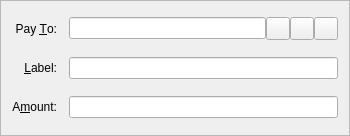
CoinBuild/AmsterdamCoin, file src/qt/forms/sendcoinsentry.ui: the form before one commit.
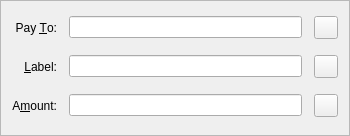
The form after the commit. Icons and pictures are not drawn. Custom widgets are drawn as their Qt base class.

What changed in the file:
```diff
--- a/src/qt/forms/sendcoinsentry.ui
+++ b/src/qt/forms/sendcoinsentry.ui
@@ -23,19 +23,6 @@
    <property name="spacing">
     <number>12</number>
    </property>
-   <item row="5" column="0">
-    <widget class="QLabel" name="label">
-     <property name="text">
-      <string>A&amp;mount:</string>
-     </property>
-     <property name="alignment">
-      <set>Qt::AlignRight|Qt::AlignTrailing|Qt::AlignVCenter</set>
-     </property>
-     <property name="buddy">
-      <cstring>payAmount</cstring>
-     </property>
-    </widget>
-   </item>
    <item row="3" column="0">
     <widget class="QLabel" name="label_2">
      <property name="text">
@@ -49,10 +36,20 @@
      </property>
     </widget>
    </item>
-   <item row="5" column="1">
-    <widget class="BitcoinAmountField" name="payAmount"/>
+   <item row="8" column="0">
+    <widget class="QLabel" name="label">
+     <property name="text">
+      <string>A&amp;mount:</string>
+     </property>
+     <property name="alignment">
+      <set>Qt::AlignRight|Qt::AlignTrailing|Qt::AlignVCenter</set>
+     </property>
+     <property name="buddy">
+      <cstring>payAmount</cstring>
+     </property>
+    </widget>
    </item>
-   <item row="4" column="0">
+   <item row="5" column="0">
     <widget class="QLabel" name="label_4">
      <property name="text">
       <string>&amp;Label:</string>
@@ -65,11 +62,63 @@
      </property>
     </widget>
    </item>
+   <item row="5" column="1">
+    <layout class="QHBoxLayout" name="horizontalLayout_2">
+     <item>
+      <widget class="QValidatedLineEdit" name="addAsLabel">
+       <property name="toolTip">
+        <string>Enter a label for this address to add it to your address book</string>
+       </property>
+      </widget>
+     </item>
+     <item>
+      <widget class="QToolButton" name="addressBookButton">
+       <property name="toolTip">
+        <string>Choose address from address book</string>
+       </property>
+       <property name="text">
+        <string/>
+       </property>
+       <property name="icon">
+        <iconset resource="../bitcoin.qrc">
+         <normaloff>:/icons/address-book</normaloff>:/icons/address-book</iconset>
+       </property>
+       <property name="shortcut">
+        <string>Alt+A</string>
+       </property>
+      </widget>
+     </item>
+    </layout>
+   </item>
+   <item row="8" column="1">
+    <layout class="QHBoxLayout" name="horizontalLayout">
+     <item>
+      <widget class="BitcoinAmountField" name="payAmount">
+       <zorder>deleteButton</zorder>
+       <zorder>deleteButton</zorder>
+       <zorder>deleteButton</zorder>
+       <zorder>deleteButton</zorder>
+       <zorder>deleteButton</zorder>
+      </widget>
+     </item>
+     <item>
+      <widget class="QToolButton" name="deleteButton">
+       <property name="toolTip">
+        <string>Remove this recipient</string>
+       </property>
+       <property name="text">
+        <string/>
+       </property>
+       <property name="icon">
+        <iconset resource="../bitcoin.qrc">
+         <normaloff>:/icons/remove</normaloff>:/icons/remove</iconset>
+       </property>
+      </widget>
+     </item>
+    </layout>
+   </item>
    <item row="3" column="1">
     <layout class="QHBoxLayout" name="payToLayout">
-     <property name="spacing">
-      <number>0</number>
-     </property>
      <item>
       <widget class="QValidatedLineEdit" name="payTo">
        <property name="toolTip">
@@ -80,23 +129,6 @@
        </property>
       </widget>
      </item>
-     <item>
-      <widget class="QToolButton" name="addressBookButton">
-       <property name="toolTip">
-        <string>Choose address from address book</string>
-       </property>
-       <property name="text">
-        <string/>
-       </property>
-       <property name="icon">
-        <iconset resource="../bitcoin.qrc">
-         <normaloff>:/icons/address-book</normaloff>:/icons/address-book</iconset>
-       </property>
-       <property name="shortcut">
-        <string>Alt+A</string>
-       </property>
-      </widget>
-     </item>
      <item>
       <widget class="QToolButton" name="pasteButton">
        <property name="toolTip">
@@ -114,29 +146,8 @@
        </property>
       </widget>
      </item>
-     <item>
-      <widget class="QToolButton" name="deleteButton">
-       <property name="toolTip">
-        <string>Remove this recipient</string>
-       </property>
-       <property name="text">
-        <string/>
-       </property>
-       <property name="icon">
-        <iconset resource="../bitcoin.qrc">
-         <normaloff>:/icons/remove</normaloff>:/icons/remove</iconset>
-       </property>
-      </widget>
-     </item>
     </layout>
    </item>
-   <item row="4" column="1">
-    <widget class="QValidatedLineEdit" name="addAsLabel">
-     <property name="toolTip">
-      <string>Enter a label for this address to add it to your address book</string>
-     </property>
-    </widget>
-   </item>
   </layout>
  </widget>
  <customwidgets>
```
